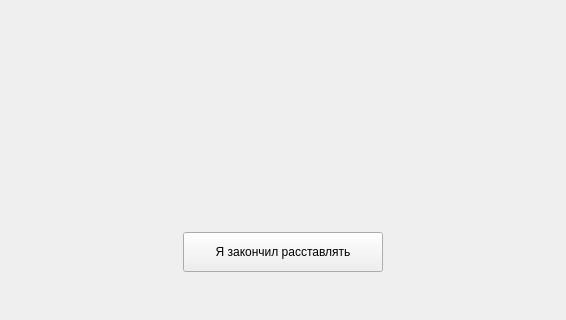
Old version of the form src/Presenter/gamewindow.ui in the repository thehighestmath/sea_battle; both pictures show x 217 to 783 and y 280 to 600 of the 1000 by 600 pixel window.
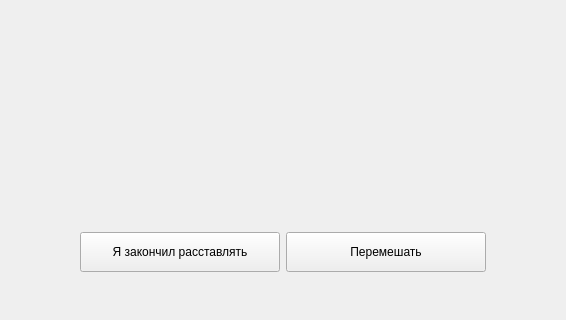
New version of the form. Custom widgets are drawn as their Qt base class.

Diff of the .ui file:
```diff
--- a/src/Presenter/gamewindow.ui
+++ b/src/Presenter/gamewindow.ui
@@ -125,6 +125,19 @@
         </property>
        </widget>
       </item>
+      <item>
+       <widget class="QPushButton" name="shuffleShips">
+        <property name="minimumSize">
+         <size>
+          <width>200</width>
+          <height>40</height>
+         </size>
+        </property>
+        <property name="text">
+         <string>Перемешать</string>
+        </property>
+       </widget>
+      </item>
       <item>
        <spacer name="horizontalSpacerRight">
         <property name="orientation">
```
